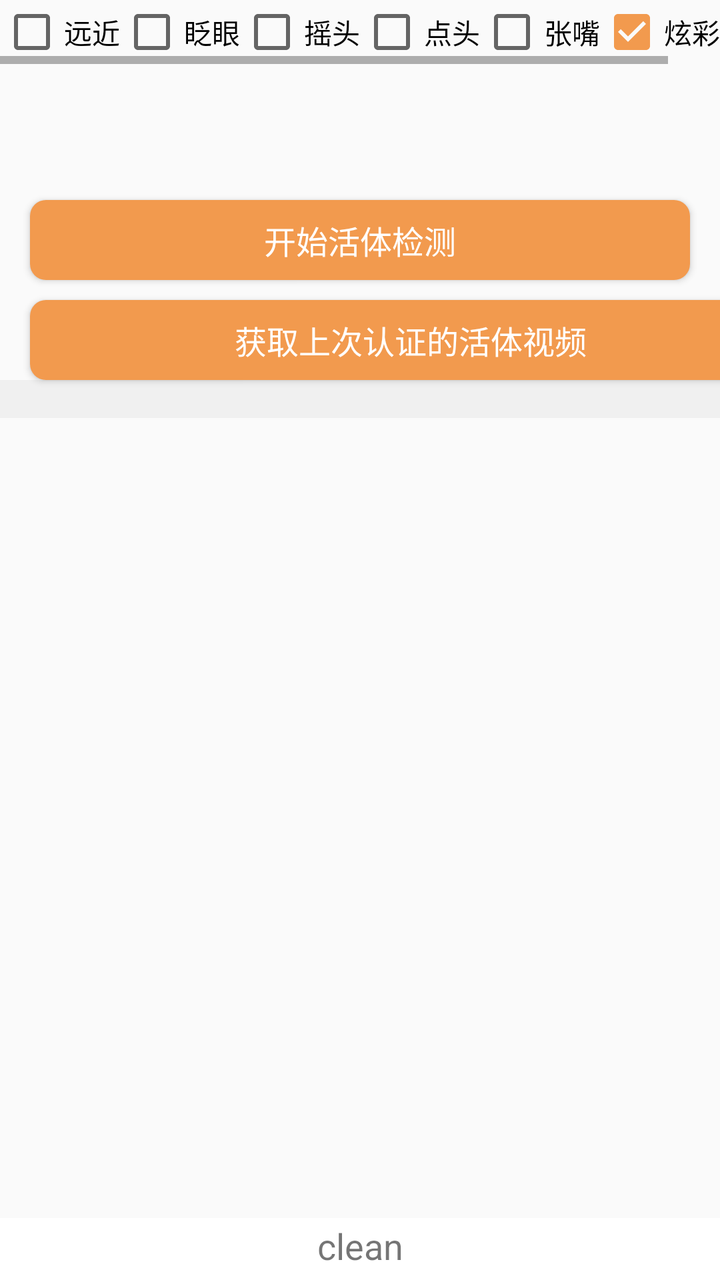
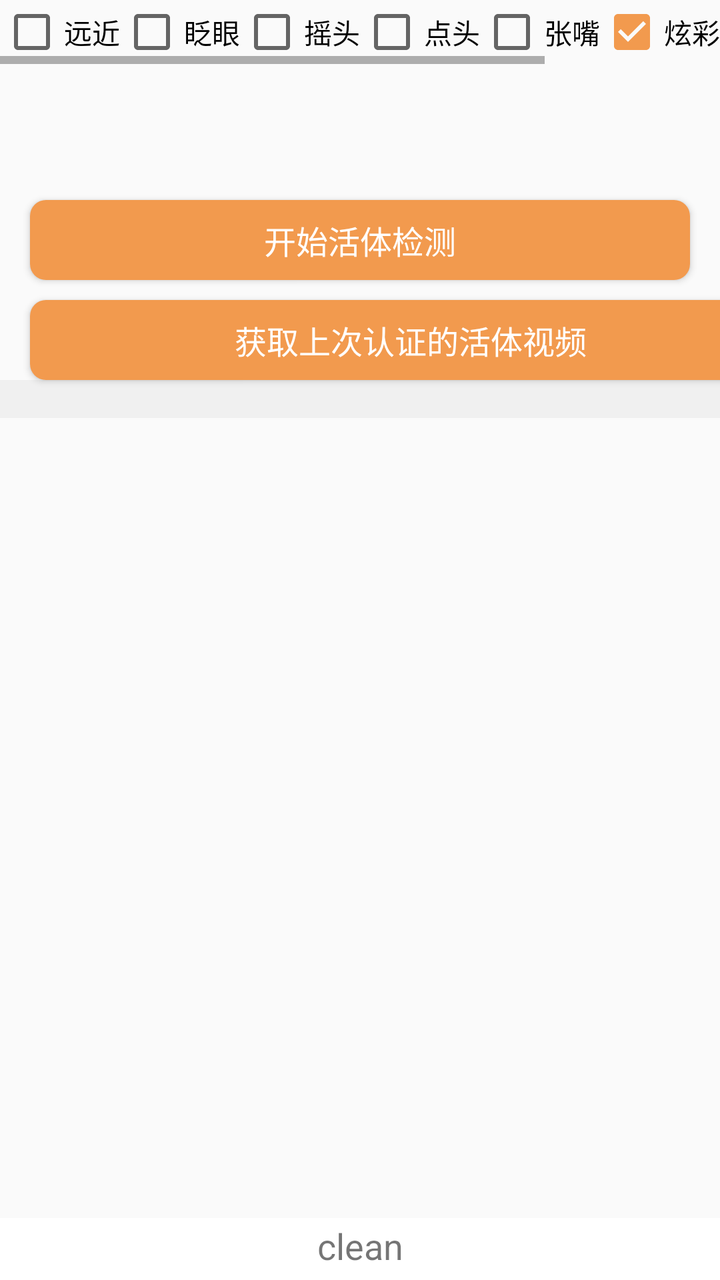

Compare the two renders of this Android layout. The source of the first and the diff that turns it into the second are given below.
<!-- AndroidManifest.xml: application theme AppTheme -->
<!-- res/layout/activity_main.xml -->
<?xml version="1.0" encoding="utf-8"?>
<RelativeLayout
    xmlns:android="http://schemas.android.com/apk/res/android"
    xmlns:app="http://schemas.android.com/apk/res-auto"
    xmlns:tools="http://schemas.android.com/tools"
    android:layout_width="match_parent"
    android:layout_height="match_parent"
    android:fitsSystemWindows="true"
    tools:context=".LivingActivity">
    <LinearLayout
        android:layout_width="match_parent"
        android:layout_height="wrap_content"
        android:gravity="center_horizontal"
        android:orientation="vertical">


        <HorizontalScrollView
            android:id="@+id/huadong"
            android:layout_width="fill_parent"
            android:layout_height="fill_parent"
            android:gravity="center">

            <LinearLayout
                android:layout_width="wrap_content"
                android:layout_height="wrap_content">

                <CheckBox
                    android:id="@+id/btDistance"
                    android:layout_width="wrap_content"
                    android:layout_height="wrap_content"
                    android:text="远近" />

                <CheckBox
                    android:id="@+id/btBlink"
                    android:layout_width="wrap_content"
                    android:layout_height="wrap_content"
                    android:text="眨眼" />

                <CheckBox
                    android:id="@+id/btHeadShaking"
                    android:layout_width="wrap_content"
                    android:layout_height="wrap_content"
                    android:text="摇头" />

                <CheckBox
                    android:id="@+id/btNodding"
                    android:layout_width="wrap_content"
                    android:layout_height="wrap_content"
                    android:text="点头" />

                <CheckBox
                    android:id="@+id/btMouthOpening"
                    android:layout_width="wrap_content"
                    android:layout_height="wrap_content"
                    android:text="张嘴" />

                <CheckBox
                    android:id="@+id/btWeakColors"
                    android:layout_width="match_parent"
                    android:layout_height="match_parent"
                    android:checked="true"
                    android:text="炫彩活体" />


















            </LinearLayout>
        </HorizontalScrollView>
    </LinearLayout>

    <LinearLayout
        android:layout_width="match_parent"
        android:layout_height="wrap_content"
        android:orientation="vertical">

        <Button
            android:id="@+id/btn_face"
            android:layout_width="match_parent"
            android:layout_height="40dp"
            android:layout_marginLeft="15dp"
            android:layout_marginTop="100dp"
            android:layout_marginRight="15dp"
            android:background="@drawable/button_bg"
            android:text="开始活体检测"
            android:textAllCaps="false"
            android:textColor="@color/colorWhite"
            android:textSize="16sp" />

        <Button
            android:id="@+id/btn_getVideo"
            android:layout_width="381dp"
            android:layout_height="40dp"
            android:layout_marginLeft="15dp"
            android:layout_marginTop="10dp"
            android:layout_marginRight="15dp"
            android:background="@drawable/button_bg"
            android:text="获取上次认证的活体视频"
            android:textAllCaps="false"
            android:textColor="@color/colorWhite"
            android:textSize="16sp" />

        <RelativeLayout
            android:layout_width="match_parent"
            android:layout_height="wrap_content"
            android:layout_alignParentStart="true">

            <ScrollView
                android:id="@+id/scrollView"
                android:layout_width="fill_parent"
                android:layout_height="wrap_content"
                android:fadingEdge="vertical"
                android:paddingBottom="20dp"
                android:scrollbars="vertical">

                <TextView
                    android:id="@+id/tv_info"
                    android:layout_width="match_parent"
                    android:layout_height="wrap_content"
                    android:layout_alignParentEnd="true"
                    android:background="@color/colorGray"
                    android:enabled="true"
                    android:focusable="true"
                    android:longClickable="true"
                    android:textIsSelectable="true" />
            </ScrollView>

            <LinearLayout
                android:id="@+id/LinearLayout"
                android:layout_width="match_parent"
                android:layout_height="match_parent"
                android:gravity="bottom"
                android:orientation="horizontal">

                <TextView
                    android:id="@+id/tvClean"
                    android:layout_width="match_parent"
                    android:layout_height="wrap_content"
                    android:autoLink="all"
                    android:background="@android:color/background_light"
                    android:clickable="true"
                    android:paddingTop="5px"
                    android:paddingBottom="15px"
                    android:text="clean"
                    android:textAlignment="center"
                    android:textSize="18sp" />
            </LinearLayout>
        </RelativeLayout>
    </LinearLayout>


</RelativeLayout>
<!-- resources referenced by this layout -->
<resources>
  <color name="colorGray">#F0F0F0</color>
  <color name="colorWhite">#FFFFFF</color>
  <!-- drawable button_bg (drawable) -->
  <?xml version="1.0" encoding="utf-8"?>
  <selector xmlns:android="http://schemas.android.com/apk/res/android">
      <item android:state_pressed="true">
          <shape xmlns:android="http://schemas.android.com/apk/res/android" android:shape="rectangle">
              <solid android:color="#ef892f" />
              <corners android:radius="8dip" />
          </shape>
      </item>
  
      <item android:state_pressed="false">
          <shape xmlns:android="http://schemas.android.com/apk/res/android" android:shape="rectangle">
              <solid android:color="#f29a4e" />
              <corners android:radius="8dip" />
          </shape>
      </item>
  
  </selector>
  <style name="AppTheme" parent="Theme.AppCompat.Light.DarkActionBar">
          
          <item name="colorPrimary">@color/colorPrimary</item>
          <item name="colorPrimaryDark">@color/colorPrimaryDark</item>
          <item name="colorAccent">@color/colorAccent</item>
      </style>
  <color name="colorPrimary">#f29a4e</color>
  <color name="colorPrimaryDark">#ef892f</color>
  <color name="colorAccent">#f29a4e</color>
</resources>

<!-- the commit's change to res/layout/activity_main.xml (unified diff, before → after) -->
@@ -1,12 +1,12 @@
 <?xml version="1.0" encoding="utf-8"?>
-<RelativeLayout
-    xmlns:android="http://schemas.android.com/apk/res/android"
+<RelativeLayout xmlns:android="http://schemas.android.com/apk/res/android"
     xmlns:app="http://schemas.android.com/apk/res-auto"
     xmlns:tools="http://schemas.android.com/tools"
     android:layout_width="match_parent"
     android:layout_height="match_parent"
     android:fitsSystemWindows="true"
     tools:context=".LivingActivity">
+
     <LinearLayout
         android:layout_width="match_parent"
         android:layout_height="wrap_content"
@@ -56,28 +56,34 @@
 
                 <CheckBox
                     android:id="@+id/btWeakColors"
-                    android:layout_width="match_parent"
+                    android:layout_width="wrap_content"
                     android:layout_height="match_parent"
                     android:checked="true"
                     android:text="炫彩活体" />
 
+                <CheckBox
+                    android:id="@+id/btSilence"
+                    android:layout_width="wrap_content"
+                    android:layout_height="match_parent"
+                    android:text="静默活体" />
 
+                
+                
+                
+                
+                
 
+                
+                
+                
+                
+                
 
-
-
-
-
-
-
-
-
-
-
-
-
-
-
+                
+                
+                
+                
+                
             </LinearLayout>
         </HorizontalScrollView>
     </LinearLayout>
